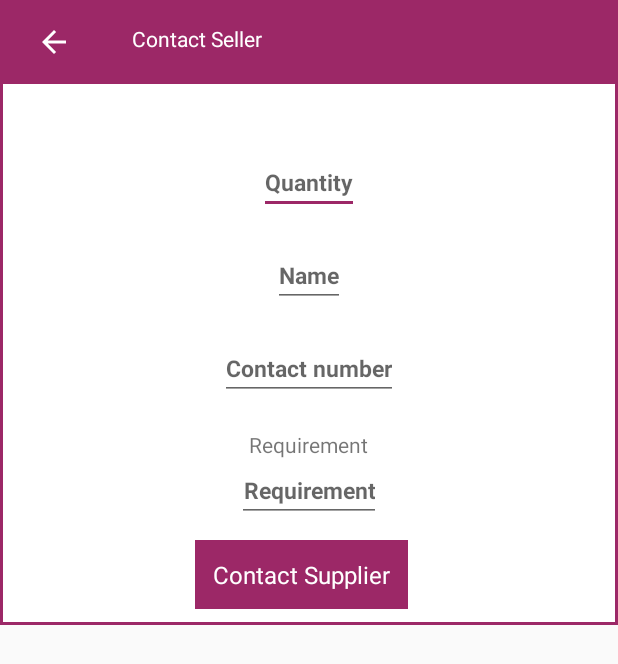
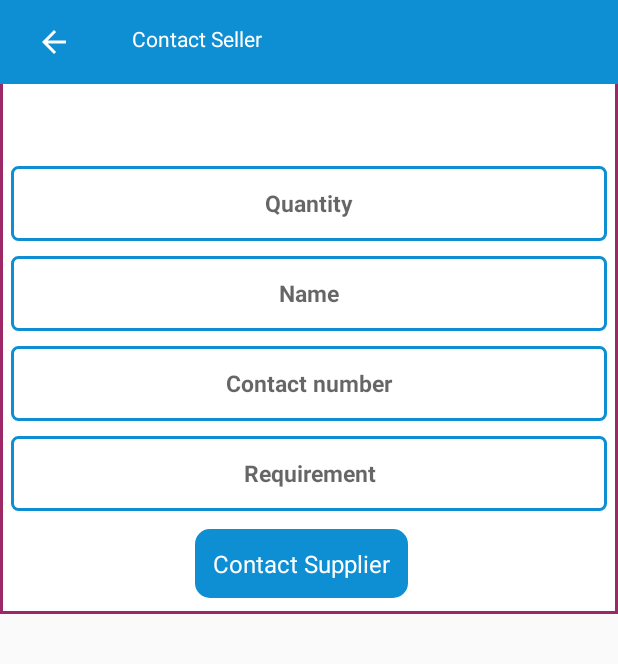
Before and after one commit to Chander-Shekhar-18/Print_India_Mart, an Android app: the ContactSeller screen opened directly, with no data from a screen before it, on a phone screen of 412 x 824 dp. Shown: the top 664 px of the screen. Run offline under Robolectric (Android 15) with nearby library versions, the phone set to English and light mode, and no system bars; Roboto replaces fonts that are not available here; 4 statements that could not run were skipped.

Commit message:
All Layout Done

```diff
--- a/app/src/main/res/layout/activity_contact_seller.xml
+++ b/app/src/main/res/layout/activity_contact_seller.xml
@@ -1,40 +1,43 @@
 <?xml version="1.0" encoding="utf-8"?>
 <LinearLayout xmlns:android="http://schemas.android.com/apk/res/android"
     xmlns:app="http://schemas.android.com/apk/res-auto"
+    xmlns:ripple="http://schemas.android.com/apk/res-auto"
     xmlns:tools="http://schemas.android.com/tools"
     android:layout_width="match_parent"
     android:layout_height="match_parent"
     android:orientation="vertical"
-    xmlns:ripple="http://schemas.android.com/apk/res-auto"
     tools:context="com.zaptas.printindiamart.ContactSeller">
 
     <RelativeLayout
         android:layout_width="match_parent"
-        android:background="#9c2867"
-        android:orientation="horizontal"
+        android:layout_height="?actionBarSize"
+        android:background="#F20288D1"
 
-        android:layout_height="?actionBarSize">
+        android:orientation="horizontal">
+
         <ImageView
+            android:id="@+id/iv_back"
             android:layout_width="40dp"
-            android:id="@+id/iv_back"
-            android:tint="@color/white"
+            android:layout_height="40dp"
             android:layout_margin="@dimen/fab_margin"
             android:src="@drawable/ic_arrow_back_black_24dp"
-            android:layout_height="40dp"></ImageView>
+            android:tint="@color/white" />
+
         <TextView
             android:layout_width="wrap_content"
-            android:text="Contact Seller"
+            android:layout_height="wrap_content"
             android:layout_margin="@dimen/fab_margin"
             android:layout_toRightOf="@+id/iv_back"
-            android:textColor="@color/white"
-            android:layout_height="wrap_content"></TextView>
+            android:text="Contact Seller"
+            android:textColor="@color/white" />
     </RelativeLayout>
+
     <LinearLayout
         android:layout_width="match_parent"
         android:layout_height="wrap_content"
-        android:orientation="vertical"
         android:layout_margin="0dp"
         android:background="#b4b0b0"
+        android:orientation="vertical"
 
         >
 
@@ -42,19 +45,17 @@
         <FrameLayout
             android:layout_width="match_parent"
             android:layout_height="45dp"
-            android:visibility="gone"
             android:background="#9c2867"
+            android:visibility="gone">
 
-
-            >
             <TextView
                 android:id="@+id/textViewr"
                 android:layout_width="match_parent"
                 android:layout_height="match_parent"
                 android:layout_gravity="center"
                 android:layout_margin="2dp"
+                android:background="#FFB600"
                 android:text=""
-                android:background="#FFB600"
                 android:textSize="18sp"
                 android:textStyle="bold" />
 
@@ -63,21 +64,16 @@
         <FrameLayout
             android:layout_width="match_parent"
             android:layout_height="wrap_content"
-            android:background="#9c2867"
-
-
-            >
+            android:background="#9c2867">
 
             <LinearLayout
                 android:layout_width="match_parent"
                 android:layout_height="wrap_content"
-                android:orientation="vertical"
-                android:layout_marginBottom="2dp"
                 android:layout_marginLeft="2dp"
                 android:layout_marginRight="2dp"
+                android:layout_marginBottom="2dp"
                 android:background="#ffffff"
-
-                >
+                android:orientation="vertical">
 
 
                 <TextView
@@ -86,166 +82,142 @@
                     android:layout_height="wrap_content"
                     android:layout_gravity="center"
                     android:layout_marginTop="20dp"
+                    android:drawableRight="#9c2867"
+                    android:drawablePadding="5dp"
+                    android:gravity="center"
                     android:text="Get a quick quote from this supplier"
                     android:textColor="#000000"
-                    android:gravity="center"
                     android:textSize="18sp"
-                    android:textStyle="bold"
-                    android:drawableRight="#9c2867"
-                    android:drawablePadding="5dp"
+                    android:textStyle="bold" />
 
-                    />
                 <LinearLayout
                     android:layout_width="match_parent"
+                    android:layout_height="wrap_content"
                     android:layout_gravity="center"
-                    android:orientation="horizontal"
                     android:gravity="center"
-                    android:layout_height="wrap_content">
+                    android:orientation="vertical">
 
                     <EditText
                         android:id="@+id/textView2"
-                        android:layout_width="wrap_content"
-                        android:layout_height="wrap_content"
+                        android:layout_width="match_parent"
+                        android:layout_height="50dp"
+                        android:gravity="center"
+                        android:hint="Quantity"
+                        android:textColor="#000000"
+                        android:layout_marginLeft="5dp"
+                        android:layout_marginRight="5dp"
+                        android:layout_marginTop="10dp"
+                        android:background="@drawable/edt_text"
+                        android:textSize="15sp"
+                        android:textStyle="bold" />
 
+                    <EditText
+                        android:id="@+id/tv11"
+                        android:layout_width="match_parent"
+                        android:layout_height="50dp"
                         android:gravity="center"
+                        android:hint="Name"
+                        android:background="@drawable/edt_text"
+
+                        android:layout_marginLeft="5dp"
+                        android:layout_marginRight="5dp"
+                        android:layout_marginTop="10dp"
+                        android:textColor="#000000"
+                        android:textSize="15sp"
+                        android:textStyle="bold" />
+
+                    <EditText
+                        android:id="@+id/tv1"
+                        android:layout_width="match_parent"
+                        android:layout_height="50dp"
+
+                        android:layout_marginLeft="5dp"
+                        android:layout_marginRight="5dp"
+                        android:layout_marginTop="10dp"
+                        android:background="@drawable/edt_text"
+                        android:drawablePadding="5dp"
+                        android:gravity="center"
+                        android:hint="Contact number"
+                        android:inputType="number"
+                        android:textColor="#000000"
+                        android:textSize="15sp"
+                        android:textStyle="bold" />
+
+<!--                    <TextView-->
+<!--                        android:layout_width="wrap_content"-->
+<!--                        android:layout_height="wrap_content"-->
+<!--                        android:text="Requirement" />-->
+
+                    <EditText
+                        android:id="@+id/tv2"
+                        android:layout_width="match_parent"
+                        android:layout_height="50dp"
+                        android:gravity="center"
+
+                        android:layout_marginLeft="5dp"
+                        android:layout_marginRight="5dp"
+                        android:layout_marginTop="10dp"
+                        android:background="@drawable/edt_text"
+                        android:hint="Requirement"
+                        android:textColor="#000000"
                         android:textSize="15sp"
                         android:textStyle="bold"
-                        android:drawablePadding="5dp"
-                        android:hint="Quantity"
-                        android:textColor="#000000"
 
 
                         />
                 </LinearLayout>
+
+
                 <LinearLayout
                     android:layout_width="match_parent"
+                    android:layout_height="wrap_content"
+                    android:layout_gravity="center"
                     android:layout_marginTop="20dp"
-                    android:layout_gravity="center"
-                    android:orientation="horizontal"
                     android:gravity="center"
-                    android:layout_height="wrap_content">
+                    android:orientation="vertical"
+                    android:visibility="gone">
 
-                    <EditText
-                        android:id="@+id/tv11"
+                    <TextView
                         android:layout_width="wrap_content"
                         android:layout_height="wrap_content"
+                        android:text="Product Name"
+                        android:textSize="20dp" />
 
-                        android:gravity="center"
-                        android:textSize="15sp"
-                        android:textStyle="bold"
-                        android:drawablePadding="5dp"
-                        android:hint="Name"
-                        android:textColor="#000000"
+                </LinearLayout>
 
-
-                        />
-                </LinearLayout>
                 <LinearLayout
                     android:layout_width="match_parent"
+                    android:layout_height="wrap_content"
+                    android:layout_gravity="center"
                     android:layout_marginTop="20dp"
-                    android:layout_gravity="center"
-                    android:orientation="horizontal"
                     android:gravity="center"
-                    android:layout_height="wrap_content">
+                    android:orientation="vertical"
+                    android:visibility="gone">
 
-                    <EditText
-                        android:id="@+id/tv1"
+                    <TextView
                         android:layout_width="wrap_content"
                         android:layout_height="wrap_content"
+                        android:text="Product Description" />
 
-                        android:gravity="center"
-                        android:textSize="15sp"
-                        android:inputType="number"
-                        android:textStyle="bold"
-                        android:drawablePadding="5dp"
-                        android:hint="Contact number"
-                        android:textColor="#000000"
-
-
-                        />
-                </LinearLayout>
-                <LinearLayout
-                    android:layout_width="match_parent"
-                    android:layout_marginTop="20dp"
-
-                    android:layout_gravity="center"
-                    android:orientation="vertical"
-                    android:gravity="center"
-                    android:layout_height="wrap_content">
-                    <TextView
-                        android:layout_width="wrap_content"
-
-                        android:layout_height="wrap_content"
-                        android:text="Requirement"/>
-                    <EditText
-                        android:id="@+id/tv2"
-                        android:layout_width="wrap_content"
-                        android:layout_height="wrap_content"
-
-                        android:gravity="center"
-                        android:textSize="15sp"
-                        android:textStyle="bold"
-                        android:drawablePadding="5dp"
-                        android:hint="Requirement"
-                        android:textColor="#000000"
-
-
-                        />
-                </LinearLayout>
-                <LinearLayout
-                    android:layout_width="match_parent"
-                    android:layout_marginTop="20dp"
-                    android:layout_gravity="center"
-                    android:visibility="gone"
-                    android:orientation="vertical"
-                    android:gravity="center"
-                    android:layout_height="wrap_content">
-                    <TextView
-                        android:layout_width="wrap_content"
-
-                        android:layout_height="wrap_content"
-                        android:textSize="20dp"
-                        android:text="Product Name"/>
-
-                </LinearLayout>
-                <LinearLayout
-                    android:layout_width="match_parent"
-                    android:visibility="gone"
-                    android:layout_marginTop="20dp"
-                    android:layout_gravity="center"
-                    android:orientation="vertical"
-                    android:gravity="center"
-                    android:layout_height="wrap_content">
-                    <TextView
-                        android:layout_width="wrap_content"
-
-                        android:layout_height="wrap_content"
-                        android:text="Product Description"/>
                     <EditText
                         android:id="@+id/tv6"
                         android:layout_width="wrap_content"
                         android:layout_height="wrap_content"
-
+                        android:drawablePadding="5dp"
                         android:gravity="center"
-                        android:textSize="15sp"
-                        android:textStyle="bold"
-                        android:drawablePadding="5dp"
                         android:hint="Description"
                         android:textColor="#000000"
+                        android:textSize="15sp"
+                        android:textStyle="bold" />
+                </LinearLayout>
 
-
-                        />
-                </LinearLayout>
                 <LinearLayout
-
                     android:layout_width="match_parent"
                     android:layout_height="wrap_content"
+                    android:layout_gravity="center"
+                    android:layout_marginBottom="5dp"
+                    android:gravity="center"
                     android:orientation="horizontal"
-                    android:layout_gravity="center"
-                    android:gravity="center"
-                    android:layout_marginBottom="5dp"
-
-
                     android:padding="0dp"
                     android:weightSum="1">
 
@@ -253,11 +225,11 @@
                     <com.zaptas.printindiamart.rippel.RippleView
                         android:id="@+id/rect_ripp1"
                         android:layout_width="wrap_content"
+                        android:layout_height="wrap_content"
+                        android:layout_marginLeft="0dp"
                         android:layout_marginTop="10dp"
+                        android:layout_marginRight="10dp"
                         android:layout_marginBottom="5dp"
-                        android:layout_marginLeft="0dp"
-                        android:layout_marginRight="10dp"
-                        android:layout_height="wrap_content"
                         ripple:rv_type="rectangle"
                         ripple:rv_zoom="true">
 
@@ -266,56 +238,18 @@
                             android:id="@+id/btnOkRating"
                             android:layout_width="wrap_content"
                             android:layout_height="wrap_content"
-                            android:background="#9c2867"
+                            android:layout_alignParentStart="true"
+                            android:layout_alignParentLeft="true"
+                            android:layout_alignParentTop="true"
+                            android:background="@drawable/custom_button"
+                            android:elevation="0dp"
+                            android:gravity="center"
+                            android:onClick="submit"
+                            android:padding="12dp"
                             android:text="Contact Supplier"
-                            android:textSize="16dp"
                             android:textColor="#ffffff"
-                            android:gravity="center"
-                            android:padding="12dp"
-                            android:onClick="submit"
-                            android:elevation="0dp"
-                            android:layout_alignParentTop="true"
-                            android:layout_alignParentLeft="true"
-                            android:layout_alignParentStart="true" />
+                            android:textSize="16dp" />
                     </com.zaptas.printindiamart.rippel.RippleView>
-
-
-
-
-
-
-
-
-
-
-
-                    <!--<Button
-                        android:id="@+id/btnOkRating"
-                        android:layout_width="wrap_content"
-                        android:layout_height="wrap_content"
-                        android:layout_marginTop="10dp"
-                        android:layout_marginBottom="5dp"
-                        android:layout_marginRight="10dp"
-
-                        android:background="@drawable/gradient_buttons_blue"
-                        android:text="Submit"
-                        android:textColor="@color/white"
-                        android:elevation="1dp"/>
-
-
-                   <Button
-                        android:id="@+id/btnCancelRating"
-                        android:layout_width="wrap_content"
-                        android:layout_height="wrap_content"
-                        android:layout_marginTop="10dp"
-                        android:layout_marginBottom="5dp"
-                        android:text="cancel"
-                       android:background="@drawable/gradient_buttons_grey"
-
-
-                       android:textColor="#DA251C"
-                        android:elevation="1dp"/>-->
-
 
 
                 </LinearLayout>
--- a/app/src/main/res/layout/activity_update__banner.xml
+++ b/app/src/main/res/layout/activity_update__banner.xml
@@ -29,7 +29,8 @@
             android:text="Submit"
             android:onClick="submit"
             android:textColor="#ffffff"
-            android:background="#9c2867"
+            android:textSize="16sp"
+            android:background="@drawable/custom_button"
             android:layout_height="60dp" />
     </LinearLayout>
 </RelativeLayout>
--- a/app/src/main/res/layout/activity_update__logo.xml
+++ b/app/src/main/res/layout/activity_update__logo.xml
@@ -28,9 +28,10 @@
             android:layout_width="150dp"
             android:layout_margin="30dp"
             android:text="Submit"
+            android:textSize="16sp"
             android:onClick="submit"
             android:textColor="#ffffff"
-            android:background="#9c2867"
+            android:background="@drawable/custom_button"
             android:layout_height="60dp" />
     </LinearLayout>
 </RelativeLayout>
--- a/app/src/main/res/layout/add_product_dailog.xml
+++ b/app/src/main/res/layout/add_product_dailog.xml
@@ -5,6 +5,7 @@
 
     <TextView
         android:id="@+id/image"
+        android:layout_marginTop="10dp"
         android:layout_width="match_parent"
         android:layout_height="wrap_content"
         android:textSize="18dp"
@@ -16,8 +17,10 @@
         android:id="@+id/text"
         android:layout_width="fill_parent"
         android:gravity="center"
+        android:layout_marginTop="10dp"
         android:layout_height="wrap_content"
         android:textColor="#000"
+        android:textSize="16sp"
         android:layout_below="@+id/image"
         android:text="Do you want to add more product?"
   />
@@ -32,6 +35,7 @@
         android:layout_width="wrap_content"
         android:layout_height="wrap_content"
         android:text="Yes"
+        android:background="@drawable/custom_button"
         android:layout_marginTop="5dp"
         android:layout_marginRight="5dp"
         android:layout_below="@+id/image"
```
Also changed, not shown: app/src/main/res/layout/activity_dashboard__seller.xml (+2 -13 lines), app/src/main/res/layout/activity_seller_profile.xml (+45 -21 lines).
